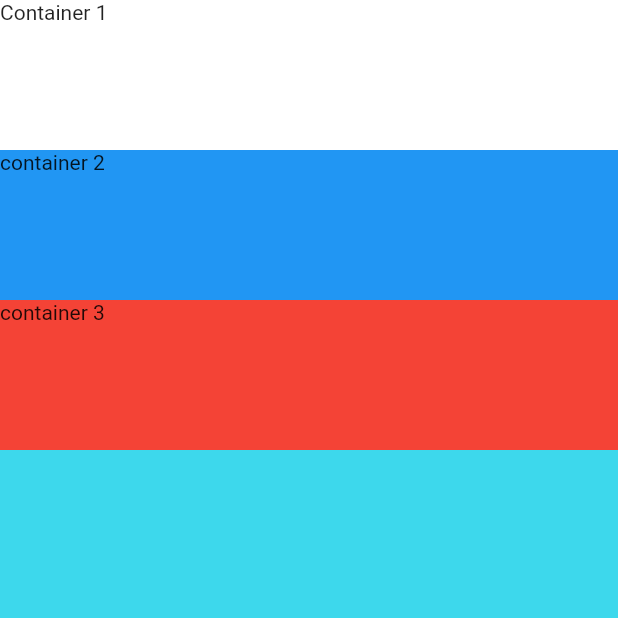
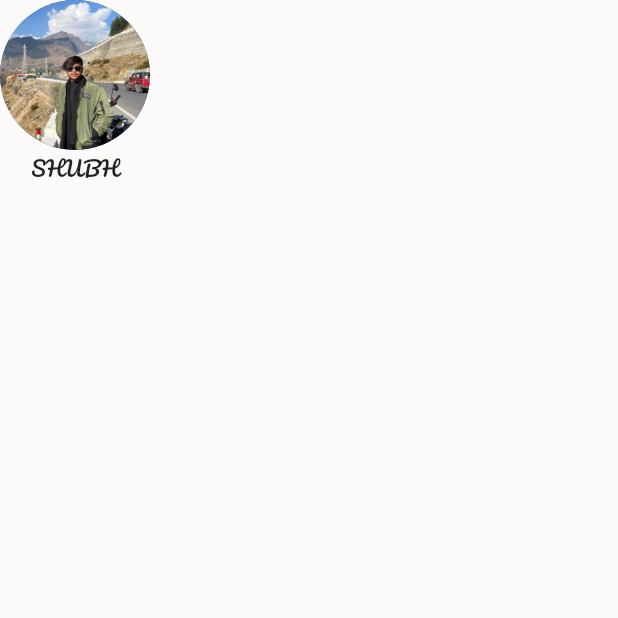
Before and after one commit to saubhagyap/business_card, a Flutter app: the screen it shows after launch, on a phone screen of 412 x 824 dp, the top half of it. Run offline on Flutter 3.47's test engine with Material 2 defaults, Android fonts, the phone set to English and light mode, and no system bars; our stand-ins replace google_fonts.

Commit message:
updated work

```diff
--- a/lib/main.dart
+++ b/lib/main.dart
@@ -1,4 +1,5 @@
 import 'package:flutter/material.dart';
+import 'package:google_fonts/google_fonts.dart';
 
 void main() {
   runApp(MyApp());
@@ -11,29 +12,18 @@ class MyApp extends StatelessWidget {
   Widget build(BuildContext context) {
     return MaterialApp(
       home: Scaffold(
-        backgroundColor: Color.fromARGB(255, 61, 216, 236),
+        backgroundColor: Color.fromARGB(255, 252, 249, 249),
         body: SafeArea(
             child: Column(
-          crossAxisAlignment: CrossAxisAlignment.end,
           children: <Widget>[
-            Container(
-              height: 100.0,
-              width: double.infinity,
-              color: Colors.white,
-              child: Text('Container 1'),
+            CircleAvatar(
+              radius: 50.0,
+              backgroundImage: AssetImage('images/shubh.jpg'),
             ),
-            Container(
-              width: double.infinity,
-              height: 100,
-              color: Colors.blue,
-              child: Text('container 2'),
-            ),
-            (Container(
-              height: 100,
-              width: double.infinity,
-              color: Colors.red,
-              child: Text('container 3'),
-            )),
+            Text(
+              'SHUBH',
+              style: GoogleFonts.pacifico(),
+            )
           ],
         )),
       ),
```
Also changed, not shown: pubspec.yaml (+12 -68 lines), fonts/Pacifico-Regular.ttf (added), images/shubh.jpg (added), lib/tempCodeRunnerFile.dart (added), pubspec.lock, 1 other file.
